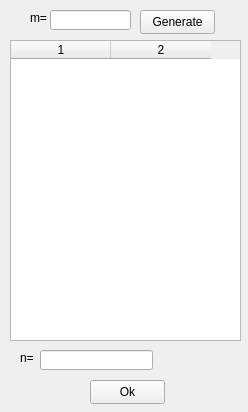
Before: the Qt Designer form МПОЗиПА/_Практика/lab1/generate_form.ui in sidorovis/restudy, drawn with Qt 5.
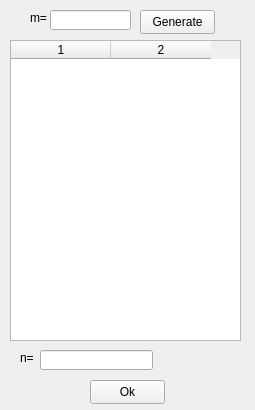
After: the same form once the commit is applied.

The edit to the form file:
```diff
--- a/МПОЗиПА/_Практика/lab1/generate_form.ui
+++ b/МПОЗиПА/_Практика/lab1/generate_form.ui
@@ -8,8 +8,8 @@
    <rect>
     <x>0</x>
     <y>0</y>
-    <width>248</width>
-    <height>412</height>
+    <width>255</width>
+    <height>410</height>
    </rect>
   </property>
   <property name="windowTitle" >
```
